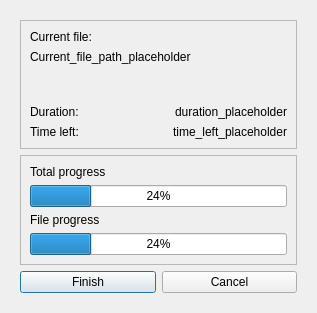
Before: the Qt Designer form mydialog.ui in 307372/Turbo-Kompresor-2000, drawn with Qt 5.
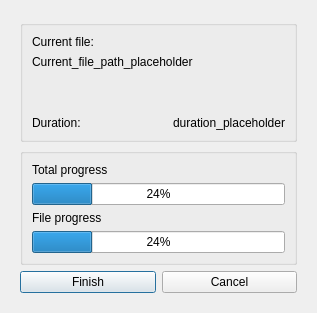
After: the same form once the commit is applied. Icons and pictures are not drawn.

Diff of the .ui file:
```diff
--- a/mydialog.ui
+++ b/mydialog.ui
@@ -22,13 +22,7 @@
      <widget class="QWidget" name="page_compression_progress">
       <layout class="QVBoxLayout" name="verticalLayout">
        <item>
-        <widget class="QFrame" name="_frame">
-         <property name="frameShape">
-          <enum>QFrame::StyledPanel</enum>
-         </property>
-         <property name="frameShadow">
-          <enum>QFrame::Raised</enum>
-         </property>
+        <widget class="QGroupBox" name="_groupBox">
          <layout class="QGridLayout" name="gridLayout">
           <item row="0" column="0">
            <layout class="QVBoxLayout" name="_verticalLayout_3">
@@ -83,36 +77,13 @@
               </property>
              </widget>
             </item>
-            <item row="1" column="0">
-             <widget class="QLabel" name="_label_timeleft">
-              <property name="text">
-               <string>Time left:</string>
-              </property>
-             </widget>
-            </item>
-            <item row="1" column="1">
-             <widget class="QLabel" name="label_timeleft_value">
-              <property name="text">
-               <string>time_left_placeholder</string>
-              </property>
-              <property name="alignment">
-               <set>Qt::AlignRight|Qt::AlignTrailing|Qt::AlignVCenter</set>
-              </property>
-             </widget>
-            </item>
            </layout>
           </item>
          </layout>
         </widget>
        </item>
        <item>
-        <widget class="QFrame" name="_frame_2">
-         <property name="frameShape">
-          <enum>QFrame::StyledPanel</enum>
-         </property>
-         <property name="frameShadow">
-          <enum>QFrame::Raised</enum>
-         </property>
+        <widget class="QGroupBox" name="_groupBox_2">
          <layout class="QVBoxLayout" name="verticalLayout_4">
           <item>
            <widget class="QLabel" name="_label_progress1label">
```
